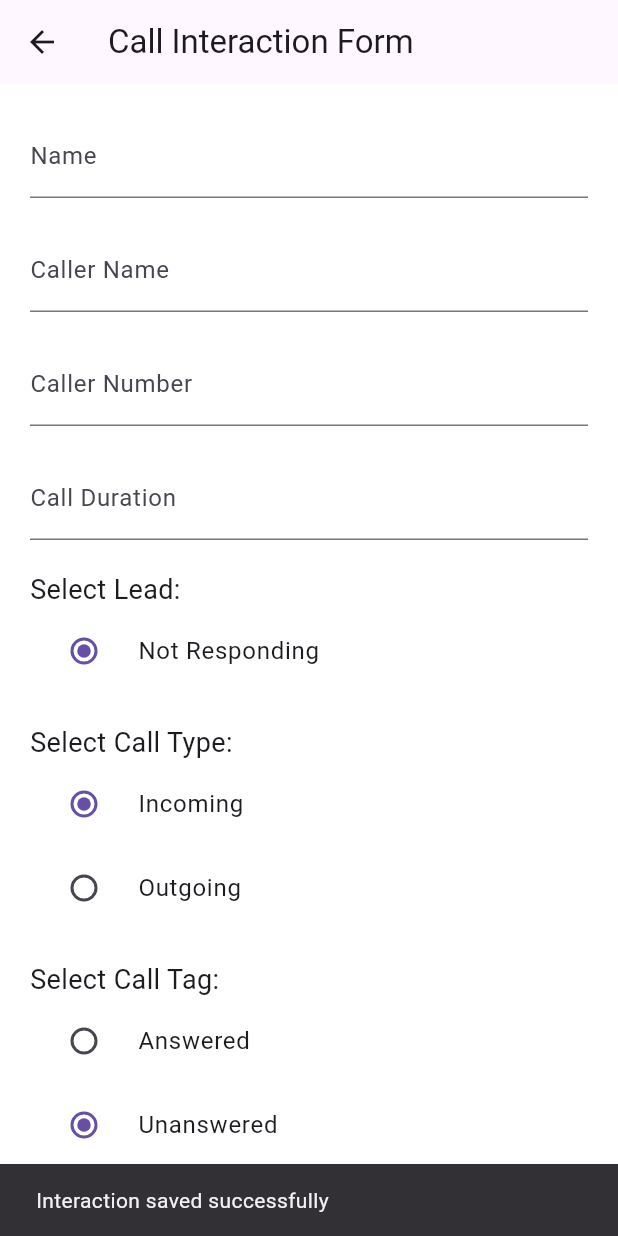
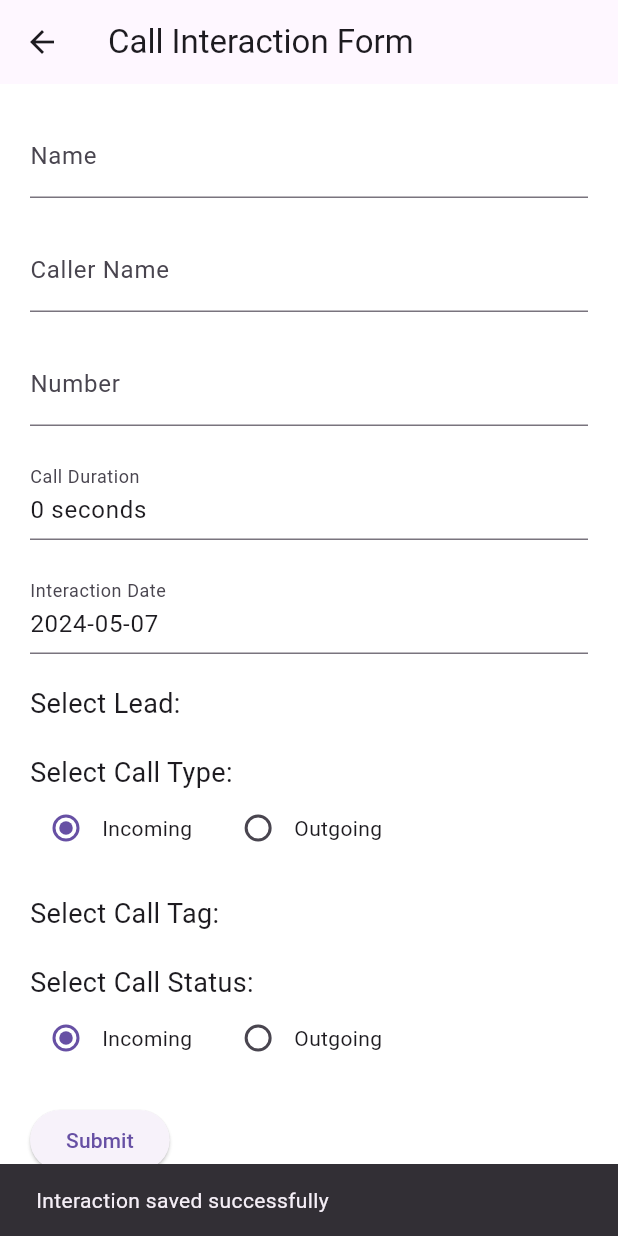
Before and after one commit to CalebVoila/VoilaCall, a Flutter app: the VoilaCallScreen screen opened directly, after a tap on "Submit", on a phone screen of 412 x 824 dp. Run offline on Flutter 3.47's test engine with Material 3 defaults, Android fonts, the phone set to English and light mode, and no system bars; our stand-ins replace pie_chart, shared_preferences, sqflite; missing offline and left inert: call_log, flutter_phone_direct_caller; accounts and stored records are empty.

Commit message:
form data

```diff
--- a/lib/screens/voila_call_screen.dart
+++ b/lib/screens/voila_call_screen.dart
@@ -1,14 +1,13 @@
+import 'dart:async';
 import 'package:flutter/material.dart';
 import 'package:voila_call_dummy/widgets/database_helper.dart';
 import 'package:call_log/call_log.dart';
 
 class VoilaCallScreen extends StatefulWidget {
   final String phoneNumber;
-  final int callDuration;
 
   VoilaCallScreen({
-    required this.phoneNumber,
-    required this.callDuration,
+    required this.phoneNumber, required int callDuration,
   });
 
   @override
@@ -19,24 +18,39 @@ class _VoilaCallScreenState extends State<VoilaCallScreen> {
   String selectedLead = 'not responding';
   String selectedCallType = 'incoming';
   String selectedCallTag = 'unanswered';
+  String selectedStatus = 'incoming';
   TextEditingController nameController = TextEditingController();
   TextEditingController callerNameController = TextEditingController();
   TextEditingController callerNumberController = TextEditingController();
-  TextEditingController callDurationController = TextEditingController();
+  TextEditingController interactionDateController = TextEditingController(); // New controller for interaction date
   int duration = 0;
 
   @override
   void initState() {
     super.initState();
     fetchCallerInfo(widget.phoneNumber);
-    fetchCallDuration();
+    // Start updating duration immediately and every second
+    Timer.periodic(Duration(seconds: 1), (Timer t) => fetchCallDuration());
+    // Fetch and display interaction date
+    setInteractionDate();
+  }
+
+  void setInteractionDate() {
+    // Get current date and time
+    DateTime now = DateTime.now();
+    // Format it as desired
+    String formattedDate = "${now.year}-${now.month.toString().padLeft(2, '0')}-${now.day.toString().padLeft(2, '0')}";
+    // Set it to the controller
+    interactionDateController.text = formattedDate;
   }
 
   Future<void> fetchCallerInfo(String phoneNumber) async {
     try {
       final callerInfo = await fetchCallerInfoFromAPI(phoneNumber);
+      setState(() {
         callerNameController.text = callerInfo['name'] ?? '';
         callerNumberController.text = callerInfo['number'] ?? '';
+      });
     } catch (e) {
       print('Error fetching caller info: $e');
       callerNameController.text = 'Unknown';
@@ -51,15 +65,34 @@ class _VoilaCallScreenState extends State<VoilaCallScreen> {
         dateTo: DateTime.now().millisecondsSinceEpoch,
       );
       if (callLogs.isNotEmpty) {
-        CallLogEntry latestCall = callLogs.first;
+        CallLogEntry latestCall = callLogs.firstWhere((log) =>
+        log.callType == CallType.incoming || log.callType == CallType.outgoing);
+        setState(() {
           duration = latestCall.duration ?? 0;
-        callDurationController.text = '$duration seconds';
+        });
       } else {
-        callDurationController.text = '0 seconds';
+        setState(() {
+          duration = 0;
+        });
       }
     } catch (e) {
       print('Error fetching call duration: $e');
-      callDurationController.text = '0 seconds';
+    }
+  }
+
+  Future<void> fetchLastDialedNumber() async {
+    try {
+      Iterable<CallLogEntry> callLogs = await CallLog.query(
+        dateFrom: DateTime.now().subtract(Duration(days: 1)).millisecondsSinceEpoch,
+        dateTo: DateTime.now().millisecondsSinceEpoch,
+      );
+      if (callLogs.isNotEmpty) {
+        CallLogEntry lastDialedCall =
+        callLogs.firstWhere((log) => log.callType == CallType.outgoing);
+        callerNumberController.text = lastDialedCall.number ?? '';
+      }
+    } catch (e) {
+      print('Error fetching last dialed number: $e');
     }
   }
 
@@ -95,58 +128,62 @@ class _VoilaCallScreenState extends State<VoilaCallScreen> {
             TextField(
               controller: callerNumberController,
               decoration: InputDecoration(
-                labelText: 'Caller Number',
+                labelText: 'Number',
                 hintText: widget.phoneNumber,
               ),
+              readOnly: true, // Make it not editable
             ),
             SizedBox(height: 20),
             TextField(
-              controller: callDurationController,
+              controller: TextEditingController(text: '$duration seconds'),
               decoration: InputDecoration(
                 labelText: 'Call Duration',
-                hintText: '$duration seconds',
               ),
+              readOnly: true, // Make it not editable
+            ),
+            SizedBox(height: 20),
+            TextField(
+              controller: interactionDateController, // Use the controller for interaction date
+              decoration: InputDecoration(
+                labelText: 'Interaction Date',
+              ),
+              readOnly: true, // Make it not editable
             ),
             SizedBox(height: 20),
             Text('Select Lead:', style: TextStyle(fontSize: 18)),
             Column(
               children: [
-                RadioListTile(
-                  title: Text('Not Responding'),
-                  value: 'not responding',
-                  groupValue: selectedLead,
-                  onChanged: (value) {
-                    setState(() {
-                      selectedLead = value.toString();
-                    });
-                  },
-                ),
-                // Add more RadioListTile widgets for other lead types
+                // RadioListTile Widgets for selecting lead
               ],
             ),
             SizedBox(height: 20),
             Text('Select Call Type:', style: TextStyle(fontSize: 18)),
             Column(
               children: [
-                RadioListTile(
-                  title: Text('Incoming'),
+                Row(
+                  children: [
+                    Radio<String>(
                       value: 'incoming',
                       groupValue: selectedCallType,
-                  onChanged: (value) {
+                      onChanged: (String? value) {
                         setState(() {
-                      selectedCallType = value.toString();
+                          selectedCallType = value!;
                         });
                       },
                     ),
-                RadioListTile(
-                  title: Text('Outgoing'),
+                    Text('Incoming'),
+                    SizedBox(width: 20),
+                    Radio<String>(
                       value: 'outgoing',
                       groupValue: selectedCallType,
-                  onChanged: (value) {
+                      onChanged: (String? value) {
                         setState(() {
-                      selectedCallType = value.toString();
+                          selectedCallType = value!;
                         });
                       },
+                    ),
+                    Text('Outgoing'),
+                  ],
                 ),
               ],
             ),
@@ -154,25 +191,37 @@ class _VoilaCallScreenState extends State<VoilaCallScreen> {
             Text('Select Call Tag:', style: TextStyle(fontSize: 18)),
             Column(
               children: [
-                RadioListTile(
-                  title: Text('Answered'),
-                  value: 'answered',
-                  groupValue: selectedCallTag,
-                  onChanged: (value) {
+                // RadioListTile Widgets for selecting call tag
+              ],
+            ),
+            SizedBox(height: 20),
+            Text('Select Call Status:', style: TextStyle(fontSize: 18)),
+            Column(
+              children: [
+                Row(
+                  children: [
+                    Radio<String>(
+                      value: 'incoming',
+                      groupValue: selectedStatus,
+                      onChanged: (String? value) {
                         setState(() {
-                      selectedCallTag = value.toString();
+                          selectedStatus = value!;
                         });
                       },
                     ),
-                RadioListTile(
-                  title: Text('Unanswered'),
-                  value: 'unanswered',
-                  groupValue: selectedCallTag,
-                  onChanged: (value) {
+                    Text('Incoming'),
+                    SizedBox(width: 20),
+                    Radio<String>(
+                      value: 'outgoing',
+                      groupValue: selectedStatus,
+                      onChanged: (String? value) {
                         setState(() {
-                      selectedCallTag = value.toString();
+                          selectedStatus = value!;
                         });
                       },
+                    ),
+                    Text('Outgoing'),
+                  ],
                 ),
               ],
             ),
@@ -184,16 +233,16 @@ class _VoilaCallScreenState extends State<VoilaCallScreen> {
                 String callerNumber = callerNumberController.text.isNotEmpty
                     ? callerNumberController.text
                     : widget.phoneNumber;
-                String callDuration = callDurationController.text;
 
                 Map<String, dynamic> interaction = {
                   'client_slug': selectedLead,
                   'name': name,
                   'caller_name': callerName,
                   'phone': callerNumber,
-                  'interaction_date': DateTime.now().toString(),
+                  'interaction_date': interactionDateController.text, // Use interaction date from controller
                   'interaction_type': selectedCallType,
                   'interaction_tag': selectedCallTag,
+                  'status': selectedStatus,
                   'duration_hours': duration ~/ 3600,
                   'duration_minutes': (duration % 3600) ~/ 60,
                   'duration_seconds': duration % 60,
@@ -204,11 +253,11 @@ class _VoilaCallScreenState extends State<VoilaCallScreen> {
                 nameController.clear();
                 callerNameController.clear();
                 callerNumberController.clear();
-                callDurationController.clear();
                 setState(() {
                   selectedLead = 'not responding';
                   selectedCallType = 'incoming';
                   selectedCallTag = 'unanswered';
+                  selectedStatus = 'incoming';
                 });
 
                 ScaffoldMessenger.of(context).showSnackBar(
```
Lines whose indentation alone changed are shown as unchanged.
